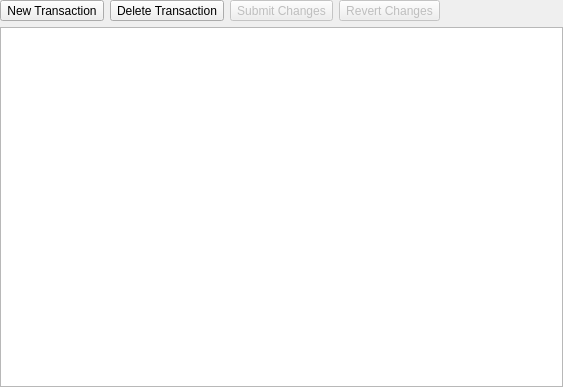
Above: src/views/transactionsview.ui from csb6/accountant before the change. Below: the same form after it.
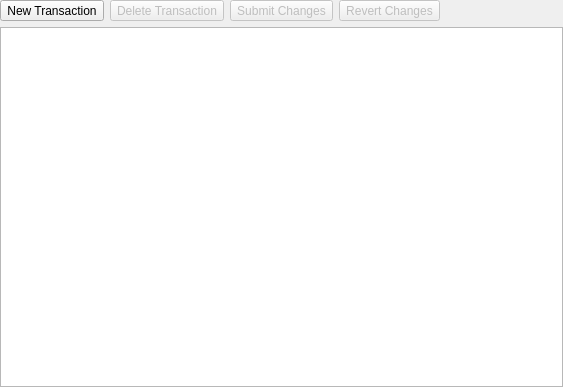
That is the form after the change. Icons and pictures are not drawn.

Commit message: Only enable 'Delete Transaction' button when one or more transactions are selected

```diff
--- a/src/views/transactionsview.ui
+++ b/src/views/transactionsview.ui
@@ -62,6 +62,9 @@
        </item>
        <item>
         <widget class="QToolButton" name="delete_transaction_button">
+         <property name="enabled">
+          <bool>false</bool>
+         </property>
          <property name="toolTip">
           <string>Delete Transaction</string>
          </property>
```
The commit also changes 1 other file.
